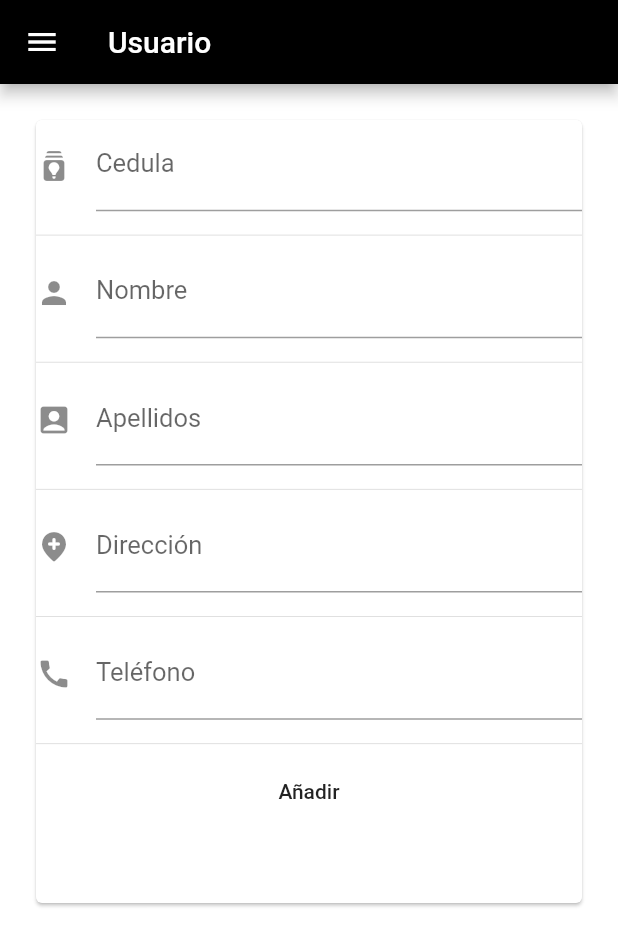
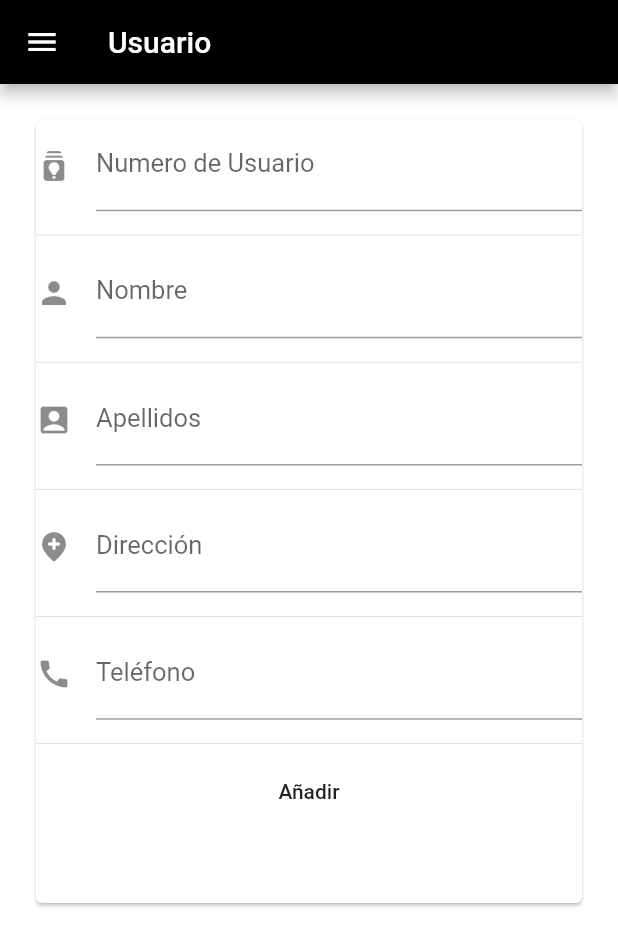
Before and after one commit to JoseRamonHernandez/Checking-with-Technology, a Flutter app: the UsuariosScreen screen opened directly, on a phone screen of 412 x 824 dp. Shown: the top 946 px of the screen. Run offline on Flutter 3.47's test engine with Material 2 defaults, Android fonts, the light colour scheme and no system bars; our stand-ins replace firebase_database; accounts and stored records are empty.

Commit message:
Modificación de Cedula a Numero de empleado, tanto de la app como en la base de datos y adición de la alerta para eliminar un registro

```diff
--- a/ejemplo_crud/lib/model/usuarios.dart
+++ b/ejemplo_crud/lib/model/usuarios.dart
@@ -4,23 +4,23 @@ import 'package:firebase_database/firebase_database.dart';
 
 class Usuarios {
   String _id;
-  String _cedula;
+  String _numUsuario;
   String _nombre;
   String _apellidos;
   String _direccion;
   String _telefono;
 
-  Usuarios(this._id, this._cedula, this._nombre, this._apellidos, this._direccion, this._telefono);
+  Usuarios(this._id, this._numUsuario, this._nombre, this._apellidos, this._direccion, this._telefono);
 
   Usuarios.map(dynamic obj){
-    this._cedula = obj ['cedula'];
+    this._numUsuario = obj ['numero de Usuario'];
     this._nombre = obj ['nombre'];
     this._apellidos = obj ['apellidos'];
     this._direccion = obj ['direccion'];
     this._telefono = obj ['telefono'];
   }
   String get id => _id;
-  String get cedula => _cedula;
+  String get numUsuario => _numUsuario;
   String get nombre => _nombre;
   String get apellidos => _apellidos;
   String get direccion => _direccion;
@@ -28,7 +28,7 @@ class Usuarios {
 
   Usuarios.fromSnapShot(DataSnapshot snapshot){
     _id = snapshot.key;
-    _cedula = snapshot.value['cedula'];
+    _numUsuario = snapshot.value['numero de usuario'];
     _nombre = snapshot.value['nombre'];
     _apellidos = snapshot.value['apellidos'];
     _direccion = snapshot.value['direccion'];
--- a/ejemplo_crud/lib/ui/usuarios_information.dart
+++ b/ejemplo_crud/lib/ui/usuarios_information.dart
@@ -37,7 +37,7 @@ List<Usuarios> items;
           child: Center(
             child: Column(
             children: <Widget>[
-              new Text("Cedula: ${widget.usuarios.cedula}", style: TextStyle(fontSize: 18.0),),
+              new Text("Numero de Usuario: ${widget.usuarios.numUsuario}", style: TextStyle(fontSize: 18.0),),
               Padding(padding: EdgeInsets.only(top: 8.0),),
               Divider(),
               new Text("Nombre: ${widget.usuarios.nombre}", style: TextStyle(fontSize: 18.0),),
--- a/ejemplo_crud/lib/ui/usuarios_screen.dart
+++ b/ejemplo_crud/lib/ui/usuarios_screen.dart
@@ -17,7 +17,7 @@ class _UsuariosScreenState extends State<UsuariosScreen> {
 
 List<Usuarios> items;
 
-TextEditingController _cedulaController;
+TextEditingController _numUsuarioController;
 TextEditingController _nombreController;
 TextEditingController _apellidosController;
 TextEditingController _direccionController;
@@ -26,7 +26,7 @@ TextEditingController _telefonoController;
 @override
 void initState() {
   super.initState();
-  _cedulaController = new TextEditingController(text: widget.usuarios.cedula);
+  _numUsuarioController = new TextEditingController(text: widget.usuarios.numUsuario);
  _nombreController = new TextEditingController(text: widget.usuarios.nombre);
  _apellidosController = new TextEditingController(text: widget.usuarios.apellidos);
  _direccionController = new TextEditingController(text: widget.usuarios.direccion);
@@ -50,10 +50,10 @@ void initState() {
             child: Column(
               children: <Widget>[
                 TextField(
-                  controller: _cedulaController,
+                  controller: _numUsuarioController,
                   style: TextStyle(fontSize: 17.0, color: Colors.deepOrangeAccent),
                   decoration: InputDecoration(icon: Icon(Icons.batch_prediction_rounded),
-                  labelText: 'Cedula'),
+                  labelText: 'Numero de Usuario'),
                 ),
                 Padding(padding: EdgeInsets.only(top: 8.0),),
                 Divider(),
@@ -92,7 +92,7 @@ void initState() {
                 FlatButton(onPressed: (){
                   if(widget.usuarios.id != null){
                     usuariosReference.child(widget.usuarios.id).set({
-                    'cedula': _cedulaController.text,
+                    'numero de usuario': _numUsuarioController.text,
                     'nombre': _nombreController.text,
                     'apellidos': _apellidosController.text,
                     'direccion': _direccionController.text,
@@ -103,7 +103,7 @@ void initState() {
                   }
                   else{
                     usuariosReference.push().set({
-                      'cedula': _cedulaController.text,
+                      'numero de usuario': _numUsuarioController.text,
                     'nombre': _nombreController.text,
                     'apellidos': _apellidosController.text,
                     'direccion': _direccionController.text,
```
Also changed, not shown: ejemplo_crud/lib/pages/drawer.dart (+15 -0 lines), ejemplo_crud/lib/ui/listview_usuarios.dart (+45 -2 lines).
